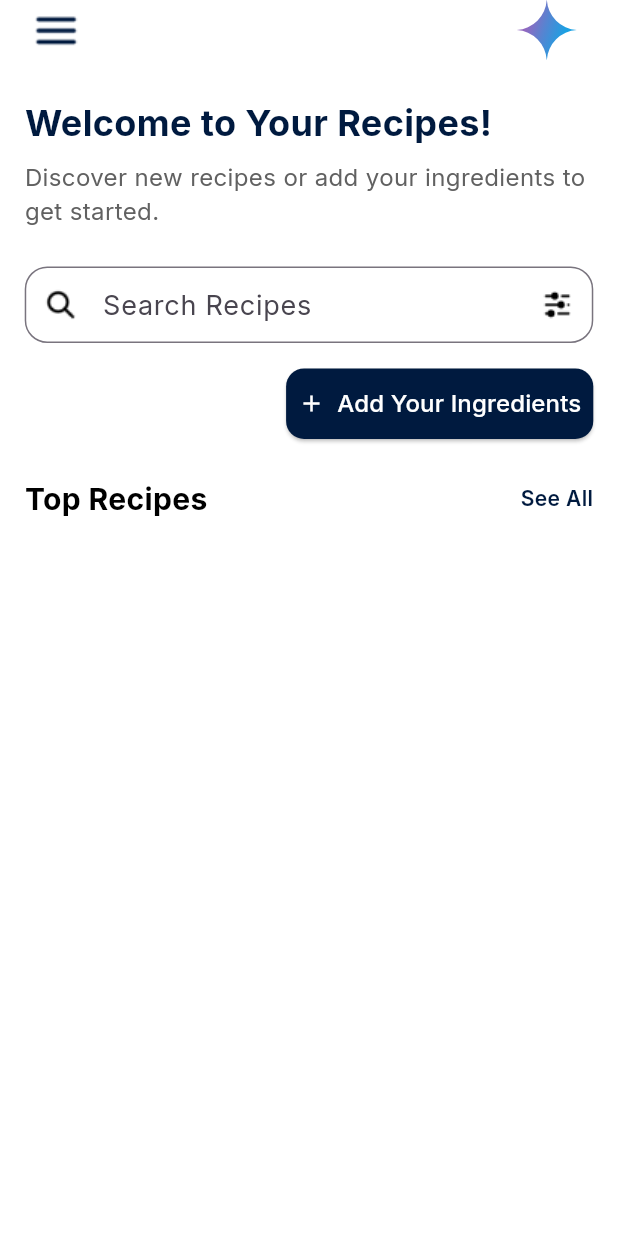
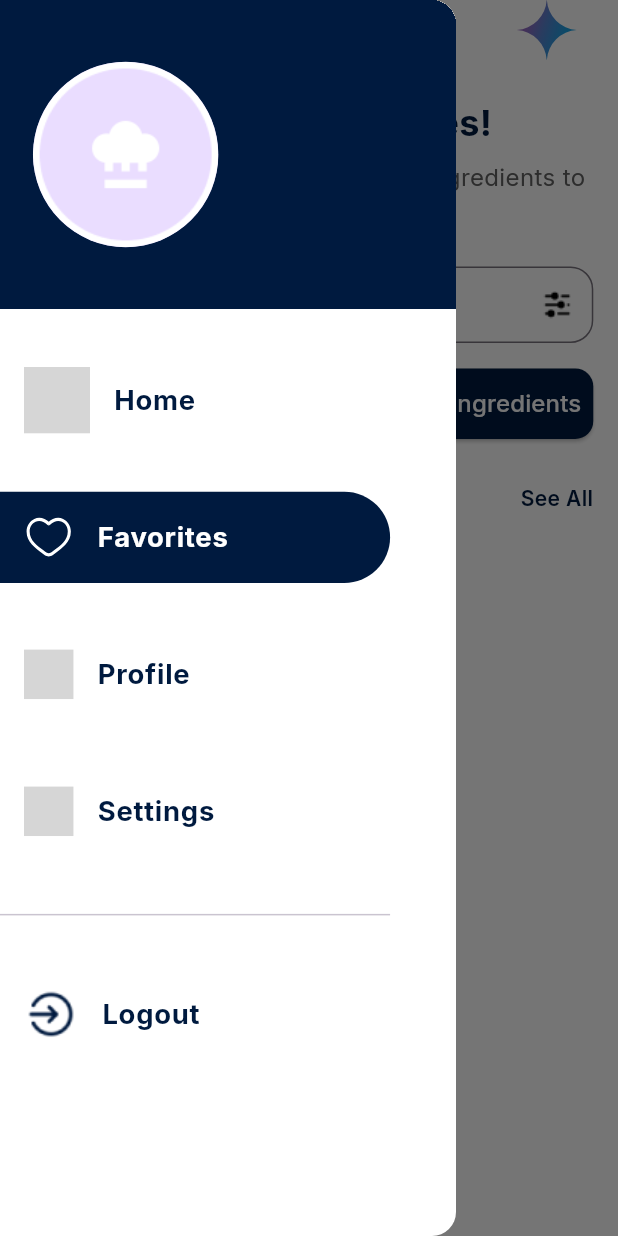
Before and after one commit to Mohamedihab29592/meal-recommendation-B1, a Flutter app: the HomePage screen opened directly, with the side drawer open (before the commit the screen has no drawer), on a phone screen of 412 x 824 dp. Run offline on Flutter 3.47's test engine with Material 3 defaults, Android fonts, the phone set to English and light mode, and no system bars; our stand-ins replace awesome_dialog, badges, bloc, cloud_firestore, dartz, device_preview and 18 more; missing offline and left inert: fading_edge_scrollview, pexels_client; accounts and stored records are empty; project files that could hold a hidden picture were left out; grey boxes are pictures that could not be loaded.

Commit message:
integrate sidebar to home screen

```diff
--- a/lib/core/components/side_bar.dart
+++ b/lib/core/components/side_bar.dart
@@ -1,14 +1,23 @@
+import 'dart:io';
+
 import 'package:flutter/material.dart';
+import 'package:flutter_bloc/flutter_bloc.dart';
 import 'package:flutter_screenutil/flutter_screenutil.dart';
 import 'package:meal_recommendation_b1/core/components/side_bar_items.dart';
 import 'package:meal_recommendation_b1/core/utiles/app_colors.dart';
+import '../../features/Profile/Presentation/bloc/bloc.dart';
+import '../../features/Profile/Presentation/bloc/event.dart';
+import '../../features/Profile/Presentation/bloc/state.dart';
+import '../../features/Profile/domain/entity/entity.dart';
+import '../services/di.dart';
 import '../utiles/app_strings.dart';
 import '../utiles/assets.dart';
 
 class SideBar extends StatefulWidget {
   final int oldIndex;
   final Function returnedIndex;
-  const SideBar({super.key, required this.oldIndex, required this.returnedIndex});
+  const SideBar(
+      {super.key, required this.oldIndex, required this.returnedIndex});
 
   @override
   State<SideBar> createState() => _SideBarState();
@@ -16,6 +25,8 @@ class SideBar extends StatefulWidget {
 
 class _SideBarState extends State<SideBar> {
   double spaceBetweenItems = 30.h;
+
+  String username = "";
 
   List items = [
     AppStrings.home,
@@ -25,6 +36,9 @@ class _SideBarState extends State<SideBar> {
   ];
   List selected = [true, false, false, false];
   int selectItem = 0;
+
+  String imageUrl = '';
+  bool loading = true;
 
   void toggleItem(int index) {
     setState(() {
@@ -43,8 +57,40 @@ class _SideBarState extends State<SideBar> {
     super.initState();
   }
 
+  void customSnackBar(BuildContext context, {required String message}) {
+    print(message);
+    ScaffoldMessenger.of(context).showSnackBar(
+      SnackBar(
+        backgroundColor: AppColors.primary,
+        content: Text(
+          message,
+          style: TextStyle(
+            fontSize: MediaQuery.of(context).size.height * 0.024,
+            color: AppColors.white,
+          ),
+        ),
+      ),
+    );
+  }
+
   @override
   Widget build(BuildContext context) {
+    return BlocProvider(
+      create: (context) =>
+          getIt<UserProfileBloc>()..add(LoadUserProfile('9uXQoT0sMkfqwhqevcJpfhJSEbm1')),
+      child: BlocConsumer<UserProfileBloc, UserProfileState>(
+          listener: (context, state) {
+        if (state is UserProfileLoaded) {
+          username = state.user.name;
+          imageUrl = state.user.profilePhotoUrl ?? '';
+          loading = false;
+        } else if (state is UserProfileLoading) {
+          loading = true;
+        } else if (state is UserProfileError) {
+          loading = false;
+          customSnackBar(context, message: state.message);
+        }
+      }, builder: (context, state) {
         return Drawer(
           backgroundColor: AppColors.white,
           child: ListView(
@@ -55,18 +101,34 @@ class _SideBarState extends State<SideBar> {
                 padding: EdgeInsets.all(20.w),
                 color: AppColors.primary,
                 child: Center(
-              child: Row(
-                // mainAxisAlignment: MainAxisAlignment.spaceBetween,
+                  child: loading
+                      ? const CircularProgressIndicator()
+                      : Row(
                           children: [
-                  CircleAvatar(
-                      radius: 50.r,
+                            imageUrl == ""
+                                ? CircleAvatar(
+                                    radius: MediaQuery.of(context).size.height *
+                                        0.075,
                                     foregroundImage: const AssetImage(
                                       Assets.icSplash,
-                      )),
+                                    ))
+                                : CircleAvatar(
+                                    radius: MediaQuery.of(context).size.height *
+                                        0.075,
+                                    backgroundColor: const Color(0xffD9D9D9),
+                                    child: ClipOval(
+                                      child: Image.network(
+                                        imageUrl,
+                                        fit: BoxFit.cover,
+                                        width: double.infinity,
+                                        height: double.infinity,
+                                      ),
+                                    ),
+                                  ),
                             SizedBox(
                               width: 20.w,
                             ),
-                  Text('User name',
+                            Text(username,
                                 style: TextStyle(
                                     color: AppColors.white,
                                     fontWeight: FontWeight.bold,
@@ -160,5 +222,7 @@ class _SideBarState extends State<SideBar> {
             ],
           ),
         );
+      }),
+    );
   }
 }
--- a/lib/features/home/persentation/Screens/HomePage.dart
+++ b/lib/features/home/persentation/Screens/HomePage.dart
@@ -14,6 +14,7 @@ import 'package:meal_recommendation_b1/features/home/persentation/Screens/Detail
 import '../../../../core/components/CustomeTextRow.dart';
 import '../../../../core/components/Custome_Appbar.dart';
 import '../../../../core/components/Custome_recipes_card.dart';
+import '../../../../core/components/side_bar.dart';
 import '../../../../core/utiles/assets.dart';
 import '../Cubits/HomeCubit/HomeCubit.dart';
 import '../Cubits/HomeCubit/HomeState.dart';
@@ -24,11 +25,17 @@ class HomePage extends StatelessWidget {
   final DataSource data = DataSource();
   String? name, idDoc;
 
+  var scaffoldKey = GlobalKey<ScaffoldState>();
+
   @override
   Widget build(BuildContext context) {
     final screenSize = MediaQuery.of(context).size;
 
     return Scaffold(
+      key: scaffoldKey,
+      drawer: SideBar(oldIndex: 1,returnedIndex: (int index){
+
+      },),
       body: SafeArea(
         child: SingleChildScrollView(
           child: Padding(
@@ -38,7 +45,10 @@ class HomePage extends StatelessWidget {
               children: [
                 // Custom AppBar with profile menu and navigation
                 CustomAppbar(
-                  ontapleft: () {},
+                  ontapleft: () {
+                    scaffoldKey.currentState
+                        ?.openDrawer();
+                  },
                   ontapright: () {
                     context.pushNamed(AppRoutes.geminiRecipe);
                   },
```
Lines whose indentation alone changed are shown as unchanged.
